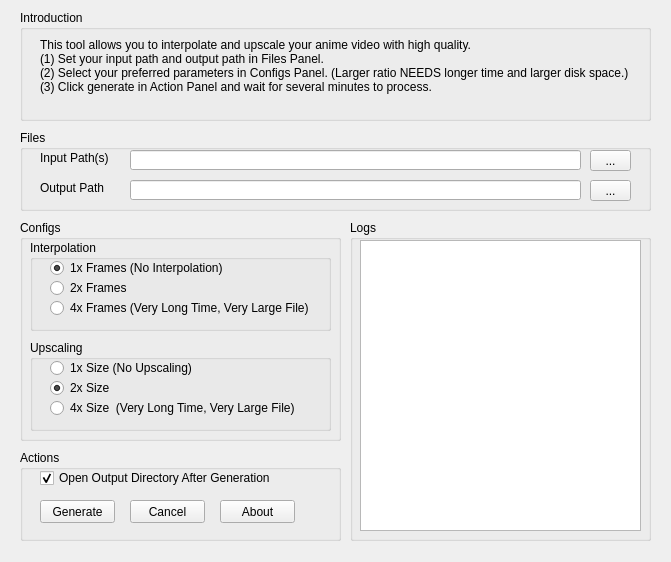
ryanhe312/anime2x-qt, file anime2x.ui: the form before one commit.
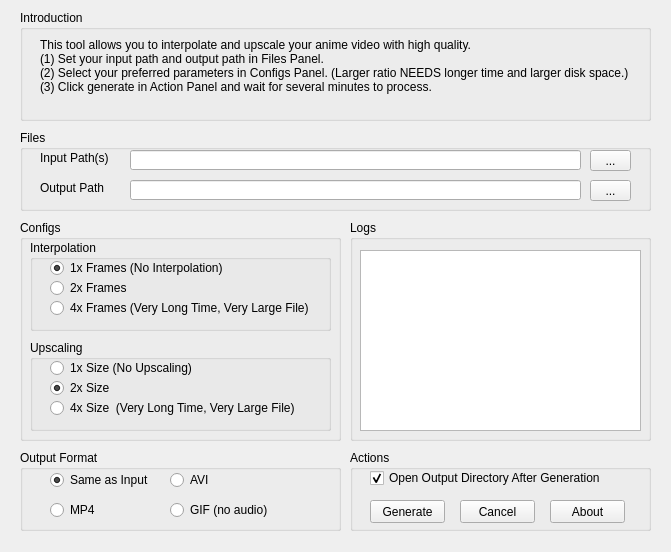
The form after the commit.

Commit message: add format selection

The edit to the form file:
```diff
--- a/anime2x.ui
+++ b/anime2x.ui
@@ -7,7 +7,7 @@
     <x>0</x>
     <y>0</y>
     <width>671</width>
-    <height>562</height>
+    <height>552</height>
    </rect>
   </property>
   <property name="windowTitle">
@@ -275,10 +275,10 @@
    <widget class="QGroupBox" name="Actions">
     <property name="geometry">
      <rect>
-      <x>20</x>
+      <x>350</x>
       <y>450</y>
-      <width>321</width>
-      <height>91</height>
+      <width>301</width>
+      <height>81</height>
      </rect>
     </property>
     <property name="title">
@@ -346,7 +346,7 @@
       <x>350</x>
       <y>220</y>
       <width>301</width>
-      <height>321</height>
+      <height>221</height>
      </rect>
     </property>
     <property name="title">
@@ -356,13 +356,81 @@
      <property name="geometry">
       <rect>
        <x>10</x>
-       <y>20</y>
+       <y>30</y>
        <width>281</width>
-       <height>291</height>
+       <height>181</height>
       </rect>
      </property>
     </widget>
    </widget>
+   <widget class="QGroupBox" name="groupBox">
+    <property name="geometry">
+     <rect>
+      <x>20</x>
+      <y>450</y>
+      <width>321</width>
+      <height>81</height>
+     </rect>
+    </property>
+    <property name="title">
+     <string>Output Format</string>
+    </property>
+    <widget class="QRadioButton" name="FormatSame">
+     <property name="geometry">
+      <rect>
+       <x>30</x>
+       <y>20</y>
+       <width>111</width>
+       <height>20</height>
+      </rect>
+     </property>
+     <property name="text">
+      <string>Same as Input</string>
+     </property>
+     <property name="checked">
+      <bool>true</bool>
+     </property>
+    </widget>
+    <widget class="QRadioButton" name="FormatMP4">
+     <property name="geometry">
+      <rect>
+       <x>30</x>
+       <y>50</y>
+       <width>89</width>
+       <height>20</height>
+      </rect>
+     </property>
+     <property name="text">
+      <string>MP4</string>
+     </property>
+    </widget>
+    <widget class="QRadioButton" name="FormatAVI">
+     <property name="geometry">
+      <rect>
+       <x>150</x>
+       <y>20</y>
+       <width>89</width>
+       <height>20</height>
+      </rect>
+     </property>
+     <property name="text">
+      <string>AVI</string>
+     </property>
+    </widget>
+    <widget class="QRadioButton" name="FormatGIF">
+     <property name="geometry">
+      <rect>
+       <x>150</x>
+       <y>50</y>
+       <width>101</width>
+       <height>20</height>
+      </rect>
+     </property>
+     <property name="text">
+      <string>GIF (no audio)</string>
+     </property>
+    </widget>
+   </widget>
   </widget>
  </widget>
  <resources/>
```
The commit also changes 3 other files.
